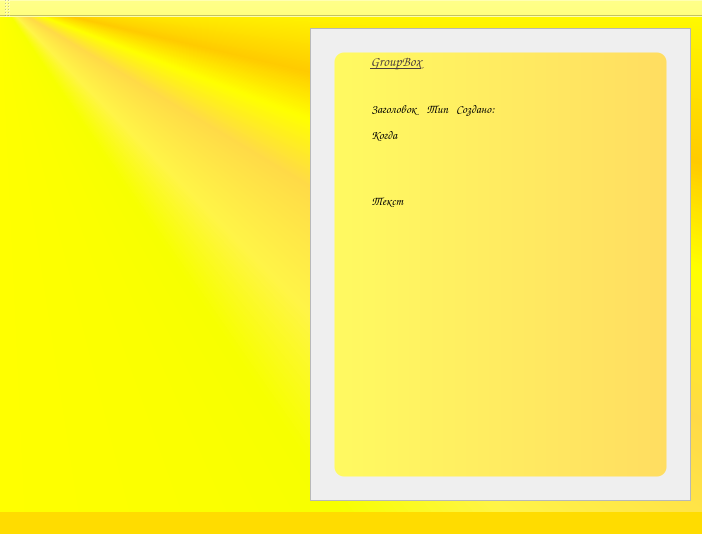
Old version of the form MattyNotes/mattynotes.ui in the repository MattyMatiss/MattyNotesOld.
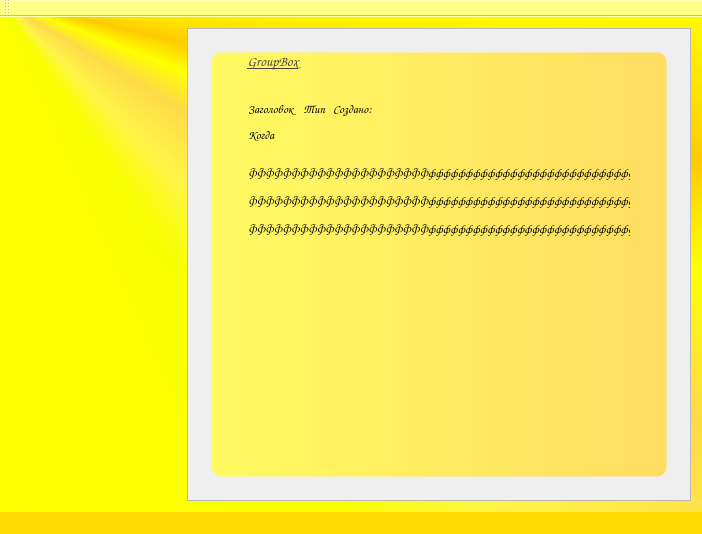
New version of the form. Icons and pictures are not drawn.

What changed in the file:
```diff
--- a/MattyNotes/mattynotes.ui
+++ b/MattyNotes/mattynotes.ui
@@ -40,7 +40,7 @@
           <rect>
            <x>0</x>
            <y>0</y>
-           <width>406</width>
+           <width>403</width>
            <height>461</height>
           </rect>
          </property>
@@ -65,7 +65,7 @@
                <widget class="QGroupBox" name="groupBox">
                 <property name="minimumSize">
                  <size>
-                  <width>150</width>
+                  <width>50</width>
                   <height>200</height>
                  </size>
                 </property>
@@ -254,7 +254,10 @@
 </string>
                      </property>
                      <property name="text">
-                      <string>Текст</string>
+                      <string>&lt;html&gt;&lt;head/&gt;&lt;body&gt;&lt;p&gt;ФФФФФФФФФФФФФФФФФФФФФфффффффффффффффффффффффффффффффффффффффффффффффффффффффффффффффффффффффффффффф&lt;/p&gt;&lt;p&gt;ФФФФФФФФФФФФФФФФФФФФФфффффффффффффффффффффффффффффффффффффффффффффффффффффффффффффффффффффффффффффф&lt;/p&gt;&lt;p&gt;ФФФФФФФФФФФФФФФФФФФФФфффффффффффффффффффффффффффффффффффффффффффффффффффффффффффффффффффффффффффффф&lt;/p&gt;&lt;/body&gt;&lt;/html&gt;</string>
+                     </property>
+                     <property name="wordWrap">
+                      <bool>true</bool>
                      </property>
                     </widget>
                    </item>
```
